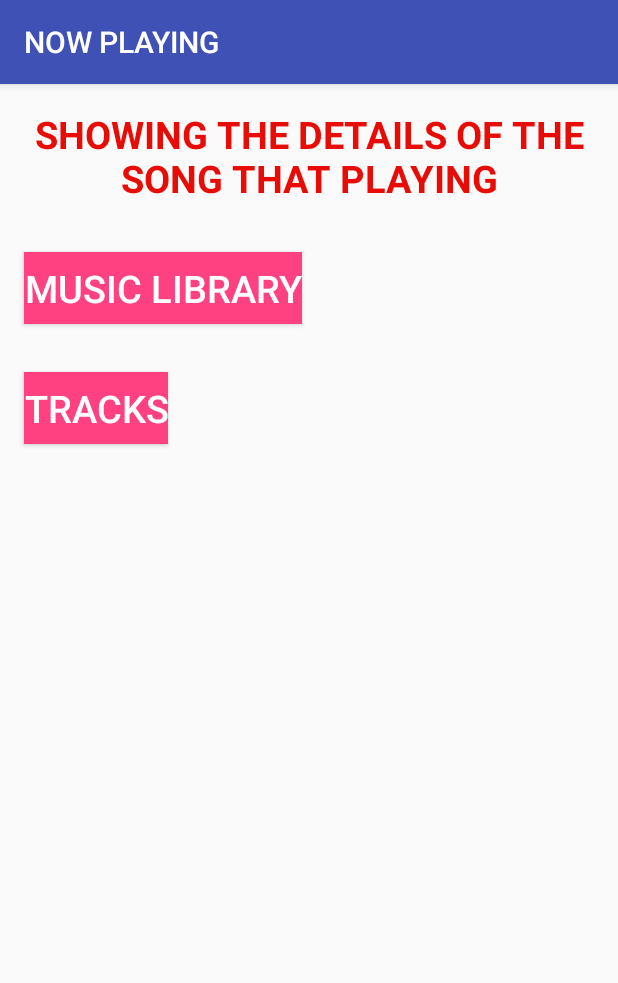
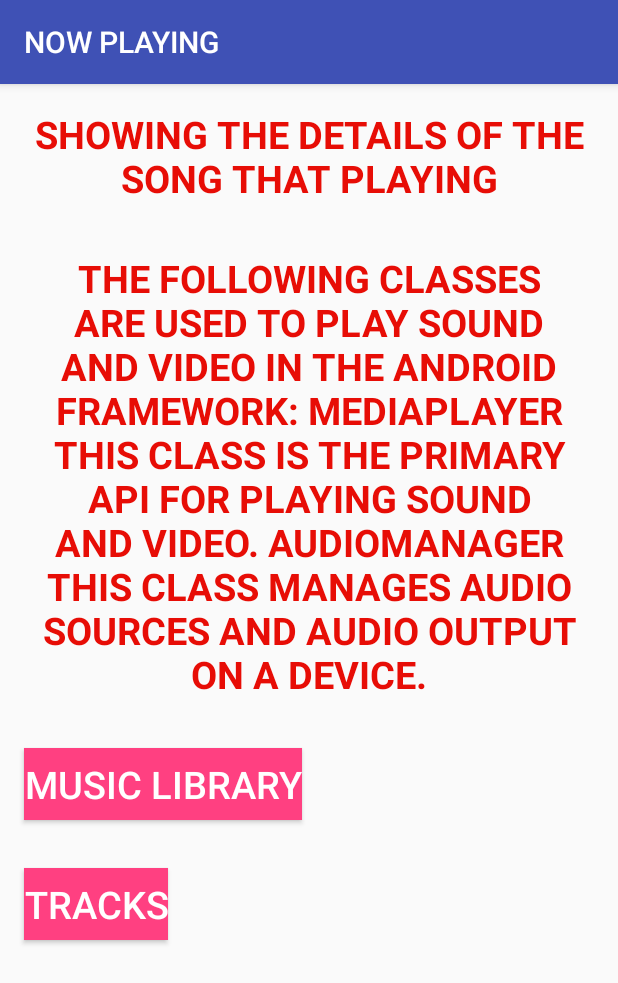
Before and after one commit to dorghamko/MusicApp, an Android app: the NowPlayingActivity screen opened directly, with no data from a screen before it, on a phone screen of 412 x 824 dp. Shown: the top 983 px of the screen. Run offline under Robolectric (Android 15) with nearby library versions, the phone set to English and light mode, and no system bars.

```diff
--- a/app/src/main/java/com/example/safsaf/musicapp/NowPlayingActivity.java
+++ b/app/src/main/java/com/example/safsaf/musicapp/NowPlayingActivity.java
@@ -1,6 +1,7 @@
 package com.example.safsaf.musicapp;
 
 import android.content.Intent;
+import android.media.MediaPlayer;
 import android.support.v7.app.AppCompatActivity;
 import android.os.Bundle;
 import android.view.View;
@@ -13,11 +14,15 @@ import static com.example.safsaf.musicapp.R.id.tracks_musicLibrary;
 import static com.example.safsaf.musicapp.R.id.tracks_nowPlaying;
 
 public class NowPlayingActivity extends AppCompatActivity {
-
+    MediaPlayer mediaPlayer;
     @Override
     protected void onCreate(Bundle savedInstanceState) {
         super.onCreate(savedInstanceState);
         setContentView(R.layout.activity_nowplaying);
+
+        mediaPlayer = MediaPlayer.create(getApplicationContext(), R.raw.voca_jobs_7);
+
+        mediaPlayer.start();
         // find the view that shows the music Library
 
         final Button nowPlayingMusicLibrary = (Button) findViewById(nowPlaying_musicLibrary);
@@ -54,4 +59,11 @@ public class NowPlayingActivity extends AppCompatActivity {
             }
         });
     }
+    @Override
+    protected void onPause() {
+        super.onPause();
+        mediaPlayer.stop();
+        mediaPlayer.release();
+
+    }
 }
--- a/app/src/main/res/layout/activity_nowplaying.xml
+++ b/app/src/main/res/layout/activity_nowplaying.xml
@@ -1,4 +1,8 @@
 <?xml version="1.0" encoding="utf-8"?>
+<ScrollView android:layout_height="fill_parent"
+    android:layout_width="fill_parent"
+    xmlns:android="http://schemas.android.com/apk/res/android">
+     />
 <LinearLayout xmlns:android="http://schemas.android.com/apk/res/android"
     xmlns:app="http://schemas.android.com/apk/res-auto"
     xmlns:tools="http://schemas.android.com/tools"
@@ -12,6 +16,14 @@
         android:layout_width="match_parent"
         android:layout_height="wrap_content"
         android:text="showing the details of the song that playing"
+        android:textAllCaps="true"
+        android:textColor="@color/colorText"
+        android:textSize="@dimen/title_size" />
+    <TextView
+        style="@style/CategoryStyle"
+        android:layout_width="match_parent"
+        android:layout_height="wrap_content"
+        android:text="@string/the_following_classes_are_used_to_play_sound_and_video_in_the_android_framework_mediaplayer_this_class_is_the_primary_api_for_playing_sound_and_video_audiomanager_this_class_manages_audio_sources_and_audio_output_on_a_device"
         android:textAllCaps="true"
         android:textColor="@color/colorText"
         android:textSize="@dimen/title_size" />
@@ -50,3 +62,4 @@
         android:textSize="@dimen/title_size"
         tools:ignore="RtlHardcoded" />
 </LinearLayout>
+</ScrollView>
--- a/app/src/main/res/values/strings.xml
+++ b/app/src/main/res/values/strings.xml
@@ -15,4 +15,5 @@
     <string name="label_payment">NOW PLAYING</string>
     <string name="payment">payment</string>
     <string name="tracks">Tracks</string>
+    <string name="the_following_classes_are_used_to_play_sound_and_video_in_the_android_framework_mediaplayer_this_class_is_the_primary_api_for_playing_sound_and_video_audiomanager_this_class_manages_audio_sources_and_audio_output_on_a_device">The following classes are used to play sound and video in the Android framework: MediaPlayer This class is the primary API for playing sound and video. AudioManager This class manages audio sources and audio output on a device.</string>
 </resources>
```
Also changed, not shown: 1 other file.
